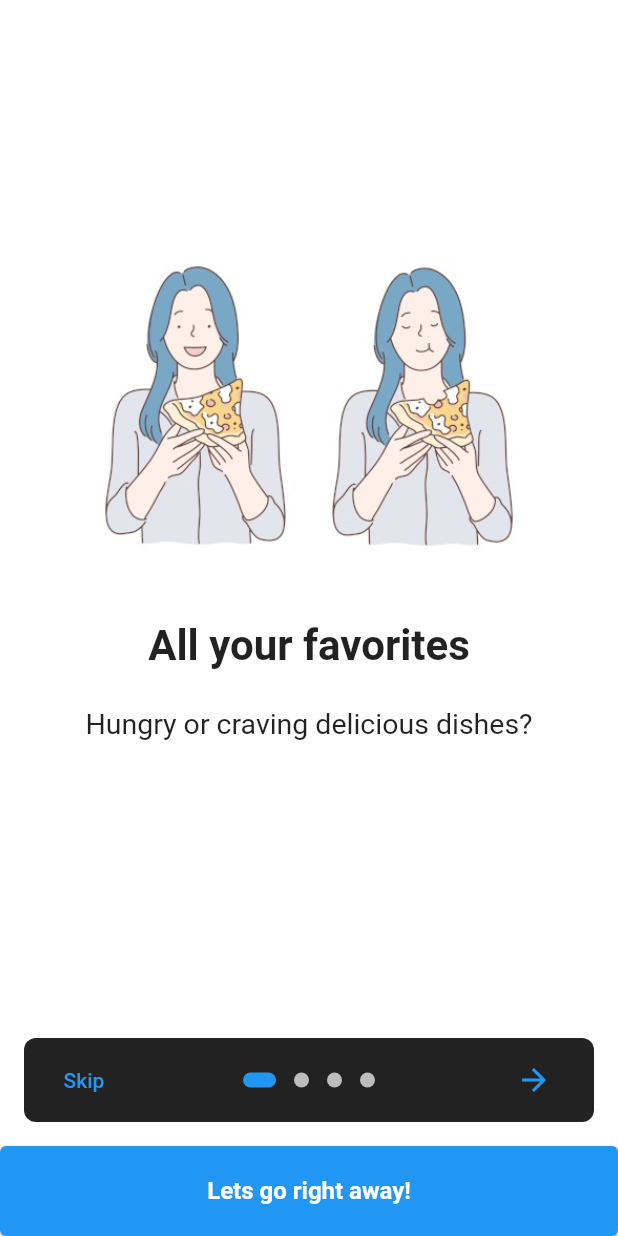
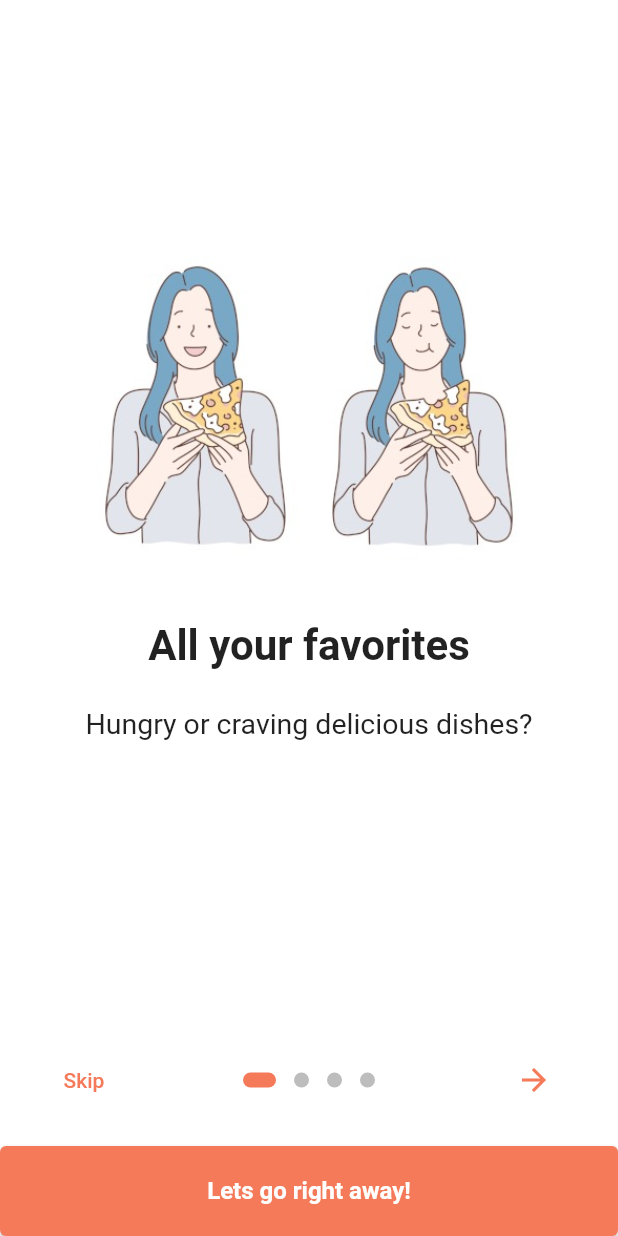
Before and after one commit to eric-mahasi/mealmagic, a Flutter app: the screen it shows after launch, on a phone screen of 412 x 824 dp. Run offline on Flutter 3.47's test engine with Material 2 defaults, Android fonts, the phone set to English and light mode, and no system bars; drawn by our look-alikes of introduction_screen; our stand-ins replace carousel_pro, font_awesome_flutter.

Commit message:
Update colors on onboarding page

```diff
--- a/lib/core/onboarding/onboarding.dart
+++ b/lib/core/onboarding/onboarding.dart
@@ -50,6 +50,9 @@ class _OnBoardingPageState extends State<OnBoardingPage> {
         width: double.infinity,
         height: 60,
         child: ElevatedButton(
+          style: ElevatedButton.styleFrom(
+            primary: Color(0xfff47a5a)
+          ),
           child: const Text(
             'Lets go right away!',
             style: TextStyle(fontSize: 16.0, fontWeight: FontWeight.bold),
@@ -93,9 +96,9 @@ class _OnBoardingPageState extends State<OnBoardingPage> {
       skipFlex: 0,
       nextFlex: 0,
       //rtl: true, // Display as right-to-left
-      skip: const Text('Skip'),
-      next: const Icon(Icons.arrow_forward),
-      done: const Text('Done', style: TextStyle(fontWeight: FontWeight.w600)),
+      skip: const Text('Skip', style: TextStyle(color: Color(0xfff47a5a))),
+      next: const Icon(Icons.arrow_forward, color: Color(0xfff47a5a)),
+      done: const Text('Done', style: TextStyle(fontWeight: FontWeight.w600, color: Color(0xfff47a5a))),
       curve: Curves.fastLinearToSlowEaseIn,
       controlsMargin: const EdgeInsets.all(16),
       controlsPadding: kIsWeb
@@ -104,13 +107,14 @@ class _OnBoardingPageState extends State<OnBoardingPage> {
       dotsDecorator: const DotsDecorator(
         size: Size(10.0, 10.0),
         color: Color(0xFFBDBDBD),
+        activeColor: Color(0xfff47a5a),
         activeSize: Size(22.0, 10.0),
         activeShape: RoundedRectangleBorder(
           borderRadius: BorderRadius.all(Radius.circular(25.0)),
         ),
       ),
       dotsContainerDecorator: const ShapeDecoration(
-        color: Colors.black87,
+        color: Colors.white,
         shape: RoundedRectangleBorder(
           borderRadius: BorderRadius.all(Radius.circular(8.0)),
         ),
```
